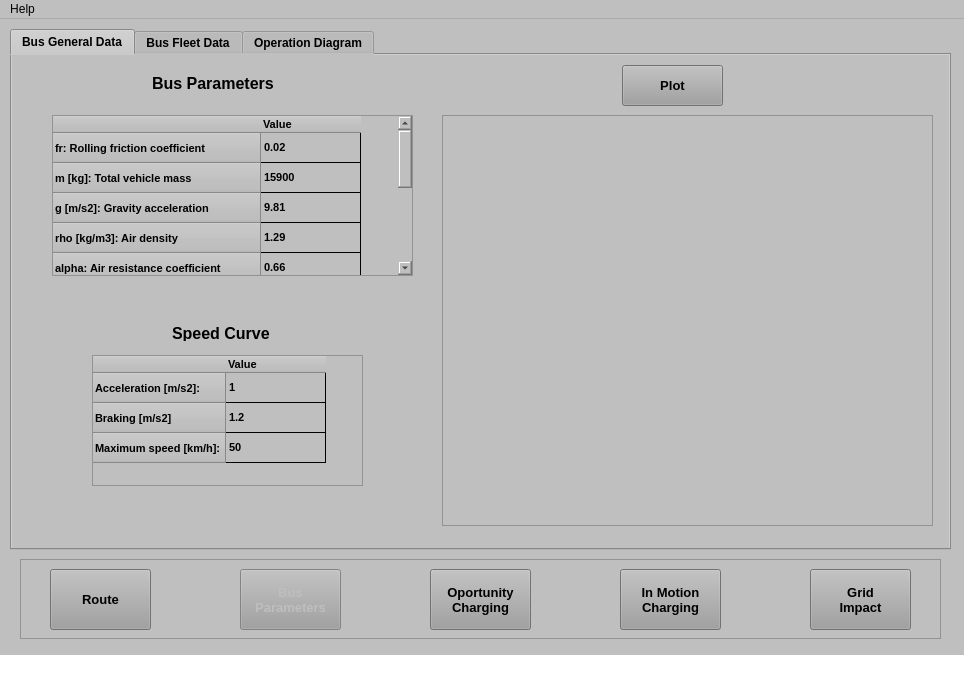
This is UI/InterfaceBus.ui in Potter-Gryffindor/Proyecto-Final as Qt 5 draws it before an edit. The edited form follows.
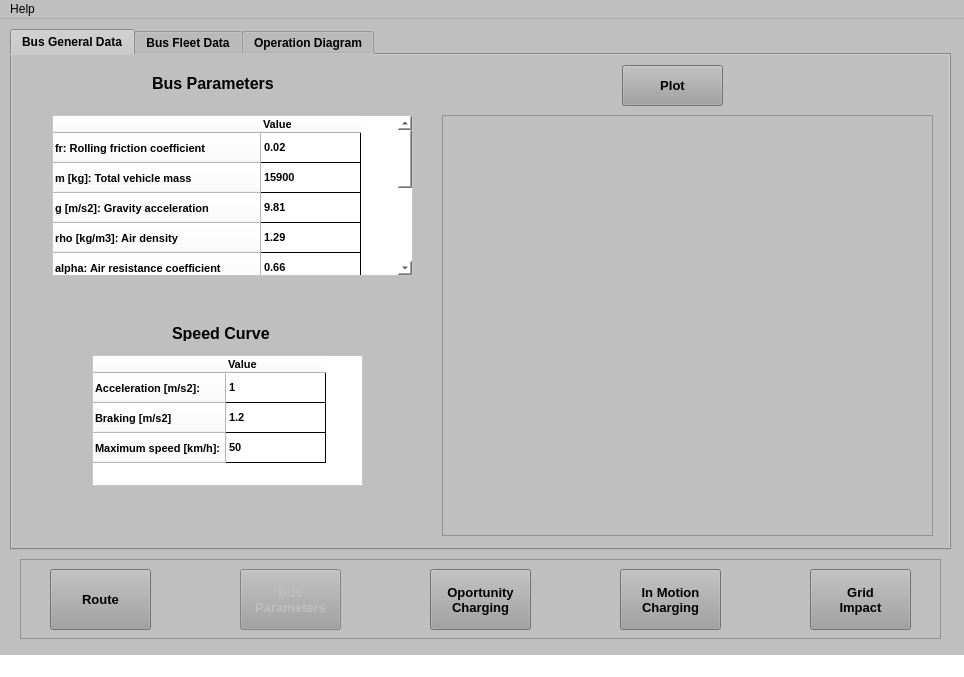
This is the edited form. Icons and pictures are not drawn.

Patch:
```diff
--- a/UI/InterfaceBus.ui
+++ b/UI/InterfaceBus.ui
@@ -767,7 +767,7 @@
        </rect>
       </property>
       <property name="styleSheet">
-       <string notr="true"/>
+       <string notr="true">background-color: rgb(255, 255, 255)</string>
       </property>
       <row>
        <property name="text">
@@ -1029,6 +1029,9 @@
         <height>131</height>
        </rect>
       </property>
+      <property name="styleSheet">
+       <string notr="true">background-color: rgb(255, 255, 255)</string>
+      </property>
       <row>
        <property name="text">
         <string>Acceleration [m/s2]:</string>
@@ -1199,7 +1202,7 @@
         <x>430</x>
         <y>60</y>
         <width>491</width>
-        <height>411</height>
+        <height>421</height>
        </rect>
       </property>
       <property name="palette">
@@ -1305,20 +1308,20 @@
       <widget class="QWidget" name="SpeedCurveWidget" native="true">
        <property name="geometry">
         <rect>
-         <x>19</x>
-         <y>19</y>
-         <width>451</width>
-         <height>171</height>
+         <x>9</x>
+         <y>10</y>
+         <width>471</width>
+         <height>201</height>
         </rect>
        </property>
       </widget>
       <widget class="QWidget" name="DistanceCurveWidget" native="true">
        <property name="geometry">
         <rect>
-         <x>20</x>
-         <y>220</y>
-         <width>451</width>
-         <height>171</height>
+         <x>10</x>
+         <y>210</y>
+         <width>471</width>
+         <height>201</height>
         </rect>
        </property>
       </widget>
```
Left out of the diff: 2 changed lines with no effect on the pictures.
